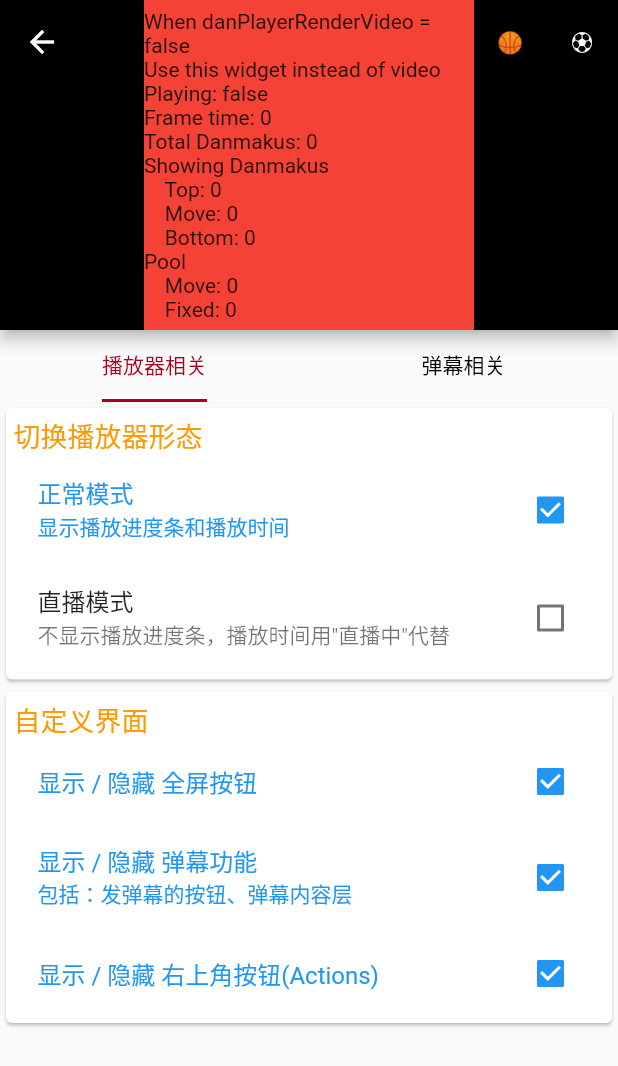
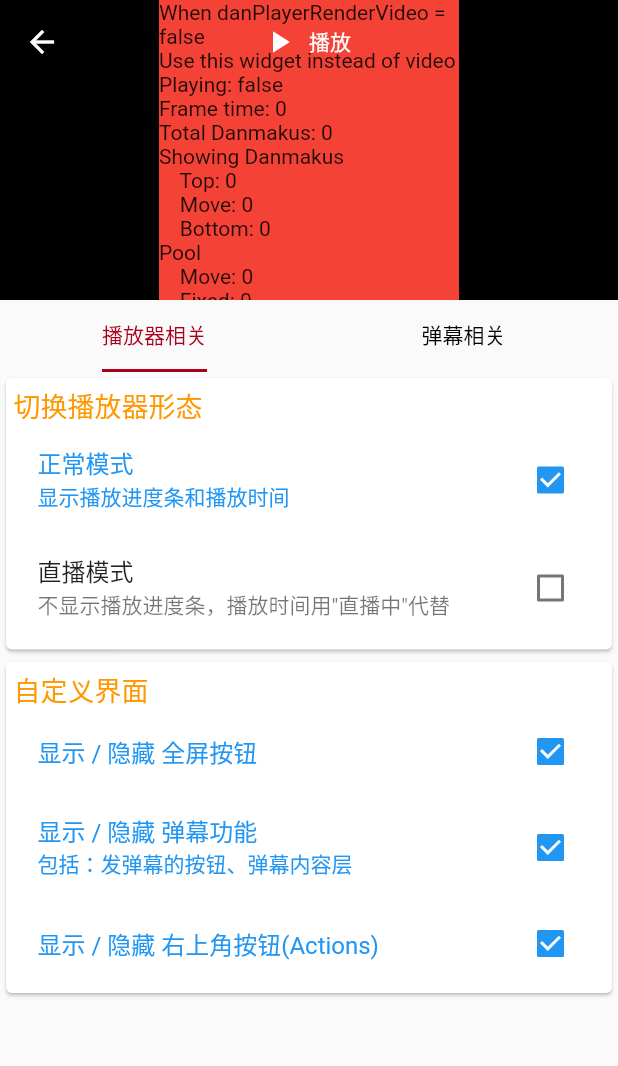
Before and after one commit to gzlock/flutter_danplayer, a Flutter app: the InListView screen opened directly, on a phone screen of 412 x 824 dp. Shown: the top 1066 px of the screen. Run offline on Flutter 3.47's test engine with Material 2 defaults, Android fonts, the phone set to English and light mode, and no system bars; our stand-ins replace fluttertoast, video_player; network calls fail.

Commit message:
20191124

```diff
--- a/example/lib/listview.dart
+++ b/example/lib/listview.dart
@@ -97,11 +97,31 @@ class _InListView extends State<InListView>
       dragStartBehavior: DragStartBehavior.down,
       headerSliverBuilder: (BuildContext context, bool innerBoxIsScrolled) {
         return [
-          DanPlayerPersistentHeader(
-            controller: _controller,
-            scrollController: _scrollController,
-            maxExtent: 220,
+//          DanPlayerPersistentHeader(
+//            controller: _controller,
+//            scrollController: _scrollController,
+//            maxExtent: 220,
+//            pinned: true,
+//            title: FlatButton.icon(
+//              onPressed: () {
+//                _scrollController.jumpTo(0);
+//                _controller.play();
+//              },
+//              icon: Icon(
+//                Icons.play_arrow,
+//              ),
+//              textColor: Colors.white,
+//              label: Text('播放'),
+//            ),
+//            child: DanPlayer(
+//              controller: _controller,
+//              fullScreen: false,
+//            ),
+//          ),
+          SliverAppBar(
             pinned: true,
+            floating: true,
+            centerTitle: true,
             title: FlatButton.icon(
               onPressed: () {
                 _scrollController.jumpTo(0);
@@ -113,9 +133,12 @@ class _InListView extends State<InListView>
               textColor: Colors.white,
               label: Text('播放'),
             ),
-            child: DanPlayer(
-              controller: _controller,
-              fullScreen: false,
+            expandedHeight: 200,
+            flexibleSpace: FlexibleSpaceBar(
+              collapseMode: CollapseMode.pin,
+              background: DanPlayer(
+                controller: _controller,
+              ),
             ),
           ),
           SliverPersistentHeader(
```
Also changed, not shown: lib/ui/ui_layer.dart (+6 -6 lines).
